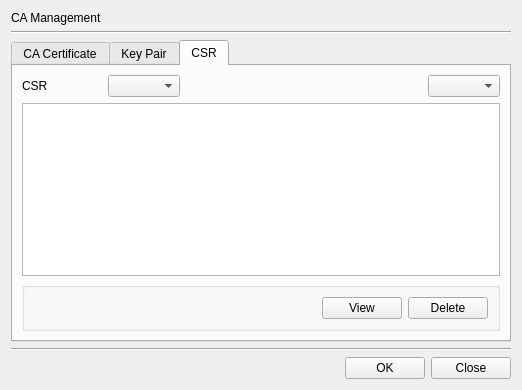
First picture: the form in CertMan/ca_man_dlg.ui, repository jykim74/CertMan, before the edit.
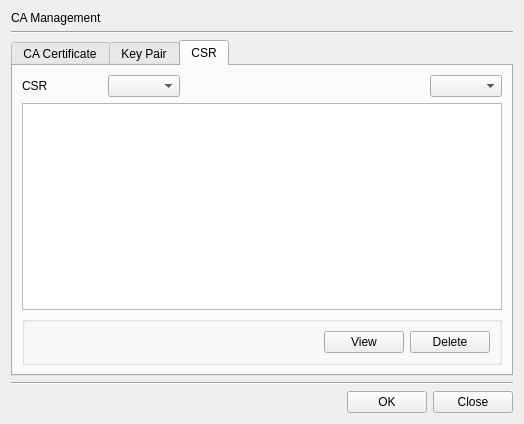
Second picture: the form after the edit. The open tabs and pages were chosen to show the change.

Diff of the .ui file:
```diff
--- a/CertMan/ca_man_dlg.ui
+++ b/CertMan/ca_man_dlg.ui
@@ -6,8 +6,8 @@
    <rect>
     <x>0</x>
     <y>0</y>
-    <width>518</width>
-    <height>390</height>
+    <width>524</width>
+    <height>424</height>
    </rect>
   </property>
   <property name="windowTitle">
@@ -306,6 +306,18 @@
           <string/>
          </property>
          <layout class="QVBoxLayout" name="verticalLayout_7">
+          <property name="leftMargin">
+           <number>9</number>
+          </property>
+          <property name="topMargin">
+           <number>9</number>
+          </property>
+          <property name="rightMargin">
+           <number>9</number>
+          </property>
+          <property name="bottomMargin">
+           <number>9</number>
+          </property>
           <item>
            <layout class="QGridLayout" name="gridLayout_4">
             <item row="0" column="2">
```
Left out of the diff: 26 changed lines with no effect on the pictures.
